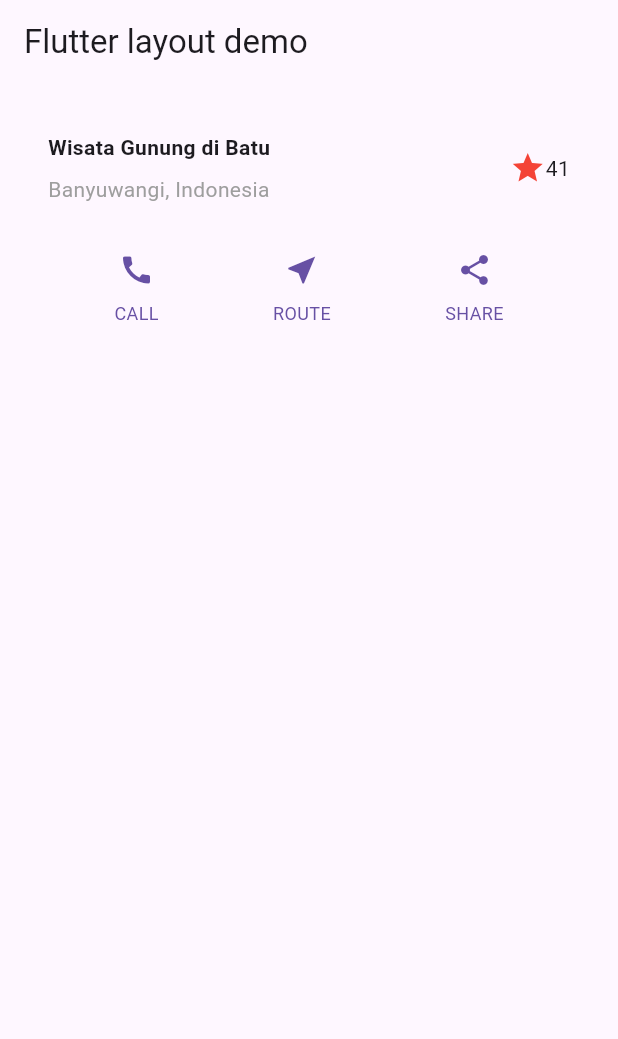
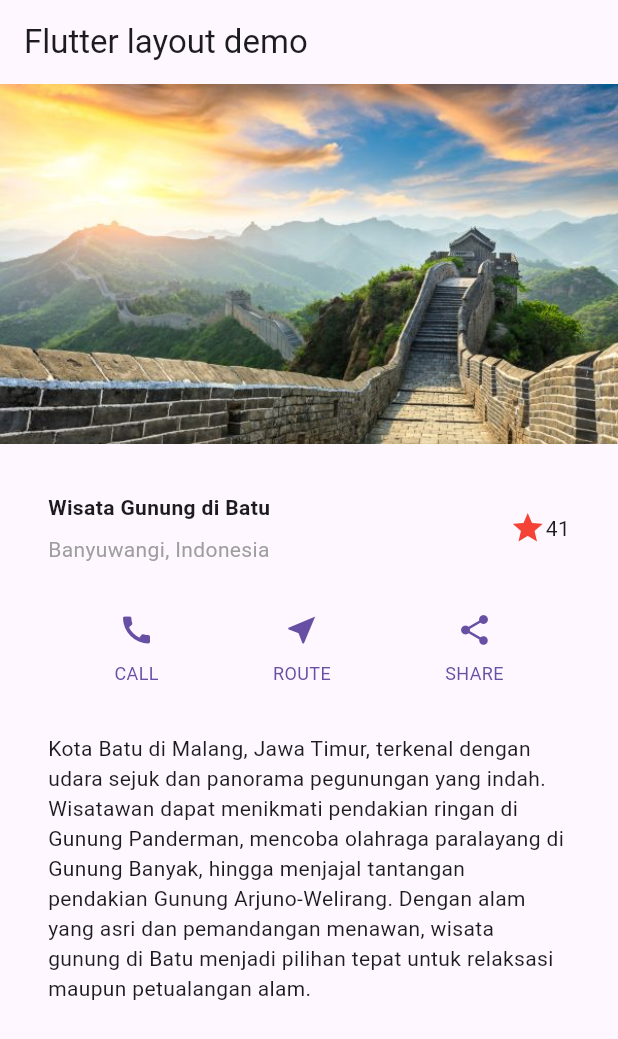
Before and after one commit to salambaee/layout_flutter, a Flutter app: the screen it shows after launch, on a phone screen of 412 x 824 dp. Shown: the top 1039 px of the screen. Run offline on Flutter 3.47's test engine with Material 3 defaults, Android fonts, the phone set to English and light mode, and no system bars.

Commit message:
README.md, main.dart, pubspec.yaml, images

```diff
--- a/lib/main.dart
+++ b/lib/main.dart
@@ -8,7 +8,7 @@ class MyApp extends StatelessWidget {
   @override
   Widget build(BuildContext context) {
     Color color = Theme.of(context).primaryColor;
-    final Widget buttonSection = Row(
+    Widget buttonSection = Row(
       mainAxisAlignment: MainAxisAlignment.spaceEvenly,
       children: [
         _buildButtonColumn(color, Icons.call, 'CALL'),
@@ -17,7 +17,13 @@ class MyApp extends StatelessWidget {
       ],
     );
 
-
+    Widget textSection = Container(
+      padding: const EdgeInsets.all(32),
+      child: const Text(
+        'Kota Batu di Malang, Jawa Timur, terkenal dengan udara sejuk dan panorama pegunungan yang indah. Wisatawan dapat menikmati pendakian ringan di Gunung Panderman, mencoba olahraga paralayang di Gunung Banyak, hingga menjajal tantangan pendakian Gunung Arjuno-Welirang. Dengan alam yang asri dan pemandangan menawan, wisata gunung di Batu menjadi pilihan tepat untuk relaksasi maupun petualangan alam.',
+        softWrap: true,
+      )
+    );
 
     return MaterialApp(
       title: 'Flutter layout: Salam Rizqi Mulia dan 362458302041',
@@ -25,10 +31,17 @@ class MyApp extends StatelessWidget {
         appBar: AppBar(
           title: const Text('Flutter layout demo'),
         ),
-        body: Column(
+        body: ListView(
           children: [
+            Image.asset(
+              'images/lake.jpg',
+              width: 600,
+              height: 240,
+              fit: BoxFit.cover,
+            ),
             titleSection,
             buttonSection,
+            textSection,
           ],
         ),
       ),
--- a/pubspec.yaml
+++ b/pubspec.yaml
@@ -56,7 +56,8 @@ flutter:
   # included with your application, so that you can use the icons in
   # the material Icons class.
   uses-material-design: true
-
+  assets:
+  - images/lake.jpg
   # To add assets to your application, add an assets section, like this:
   # assets:
   #   - images/a_dot_burr.jpeg
```
Also changed, not shown: images/10.png (added), images/11.png (added), images/12.png (added), images/13.png (added), images/14.png (added), images/15.png (added), images/lake.jpg (added), 1 other file.
